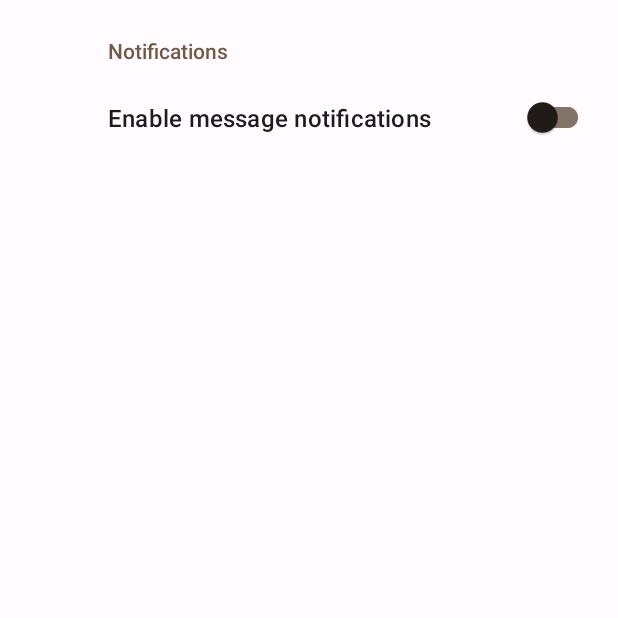
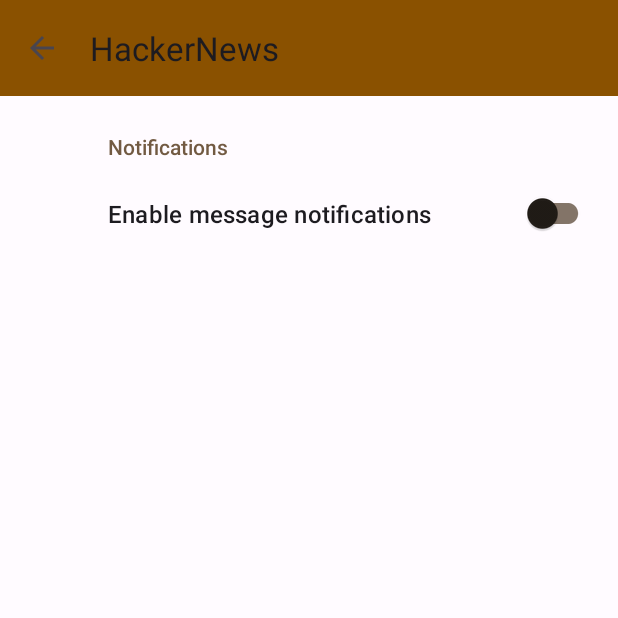
Before and after one commit to aeliusS/HackerNews, an Android app: the screen it shows after launch (SettingsActivity), in the options menu, after a tap on "Settings", on a phone screen of 412 x 824 dp, the top half of it. Run offline under Robolectric (Android 15) with nearby library versions, the phone set to English and light mode, and no system bars; our stand-ins replace Dagger/Hilt's generated code, androidx.preference, data binding, navigation-ui.

Commit message:
updated toolbar and settings nav

```diff
--- a/app/src/main/AndroidManifest.xml
+++ b/app/src/main/AndroidManifest.xml
@@ -14,7 +14,7 @@
         android:theme="@style/Theme.HackerNews"
         tools:targetApi="33">
         <activity
-            android:name=".NewsActivity"
+            android:name=".MainActivity"
             android:exported="true">
             <intent-filter>
                 <action android:name="android.intent.action.MAIN" />
--- /dev/null
+++ b/app/src/main/java/com/example/android/hackernews/MainActivity.kt
@@ -0,0 +1,40 @@
+package com.example.android.hackernews
+
+import androidx.appcompat.app.AppCompatActivity
+import android.os.Bundle
+import androidx.core.view.WindowCompat
+import androidx.databinding.DataBindingUtil.setContentView
+import androidx.navigation.fragment.NavHostFragment
+import androidx.navigation.ui.AppBarConfiguration
+import androidx.navigation.ui.navigateUp
+import androidx.navigation.ui.setupActionBarWithNavController
+import com.example.android.hackernews.databinding.ActivityMainBinding
+import dagger.hilt.android.AndroidEntryPoint
+
+@AndroidEntryPoint
+class MainActivity : AppCompatActivity() {
+    private lateinit var appBarConfiguration: AppBarConfiguration
+    private lateinit var binding: ActivityMainBinding
+    private val navController by lazy {
+        val navHostFragment =
+            supportFragmentManager.findFragmentById(R.id.nav_host_fragment) as NavHostFragment
+        navHostFragment.navController
+    }
+
+    override fun onCreate(savedInstanceState: Bundle?) {
+        super.onCreate(savedInstanceState)
+
+        // Displaying edge-to-edge
+        WindowCompat.setDecorFitsSystemWindows(window, false)
+
+        binding = setContentView<ActivityMainBinding>(this, R.layout.activity_main)
+        setSupportActionBar(binding.topAppBar)
+
+        appBarConfiguration = AppBarConfiguration.Builder(R.id.newsListFragment).build()
+        setupActionBarWithNavController(navController, appBarConfiguration)
+    }
+
+    override fun onSupportNavigateUp(): Boolean {
+        return navController.navigateUp(appBarConfiguration) || super.onSupportNavigateUp()
+    }
+}
--- a/app/src/main/java/com/example/android/hackernews/NewsActivity.kt
+++ /dev/null
@@ -1,18 +0,0 @@
-package com.example.android.hackernews
-
-import androidx.appcompat.app.AppCompatActivity
-import android.os.Bundle
-import androidx.core.view.WindowCompat
-import dagger.hilt.android.AndroidEntryPoint
-
-@AndroidEntryPoint
-class NewsActivity : AppCompatActivity() {
-    override fun onCreate(savedInstanceState: Bundle?) {
-        super.onCreate(savedInstanceState)
-
-        // Displaying edge-to-edge
-        WindowCompat.setDecorFitsSystemWindows(window, false)
-
-        setContentView(R.layout.activity_main)
-    }
-}
--- a/app/src/main/java/com/example/android/hackernews/newslist/NewsListFragment.kt
+++ b/app/src/main/java/com/example/android/hackernews/newslist/NewsListFragment.kt
@@ -1,11 +1,11 @@
 package com.example.android.hackernews.newslist
 
 import android.os.Bundle
-import android.view.LayoutInflater
-import android.view.MenuItem
-import android.view.View
-import android.view.ViewGroup
+import android.view.*
+import androidx.core.view.MenuHost
+import androidx.core.view.MenuProvider
 import androidx.fragment.app.Fragment
+import androidx.lifecycle.Lifecycle
 import androidx.navigation.fragment.findNavController
 import com.example.android.hackernews.R
 import com.example.android.hackernews.databinding.FragmentNewsBinding
@@ -21,14 +21,27 @@ class NewsListFragment: Fragment() {
         savedInstanceState: Bundle?
     ): View {
         binding = FragmentNewsBinding.inflate(inflater, container, false)
-
-        binding.topAppBar.setOnMenuItemClickListener {handleMenuItems(it)}
         return binding.root
     }
 
+    override fun onViewCreated(view: View, savedInstanceState: Bundle?) {
+        super.onViewCreated(view, savedInstanceState)
+
+        // Set the lifecycle owner to the lifecycle of the view
+        binding.lifecycleOwner = this.viewLifecycleOwner
+        setupMenuOptions()
+    }
+
+    private fun setupMenuOptions() {
+        val menuHost: MenuHost = requireActivity()
+        menuHost.addMenuProvider(object : MenuProvider {
+            override fun onCreateMenu(menu: Menu, menuInflater: MenuInflater) {
+                menuInflater.inflate(R.menu.news_fragment_menu, menu)
+            }
+
             // TODO: finish menu
-    private fun handleMenuItems(menu: MenuItem): Boolean {
-        return when (menu.itemId) {
+            override fun onMenuItemSelected(menuItem: MenuItem): Boolean =
+                when (menuItem.itemId) {
                     R.id.search -> true
                     R.id.filter_news -> true
                     R.id.settings -> {
@@ -39,5 +52,6 @@ class NewsListFragment: Fragment() {
                     }
                     else -> false
                 }
+        }, viewLifecycleOwner, Lifecycle.State.RESUMED)
     }
 }
--- a/app/src/main/java/com/example/android/hackernews/settings/SettingsActivity.kt
+++ b/app/src/main/java/com/example/android/hackernews/settings/SettingsActivity.kt
@@ -1,14 +1,34 @@
 package com.example.android.hackernews.settings
 
+import android.content.Intent
 import android.os.Bundle
 import androidx.appcompat.app.AppCompatActivity
+import androidx.navigation.ui.AppBarConfiguration
 import com.example.android.hackernews.R
+import com.example.android.hackernews.databinding.ActivitySettingsBinding
+import androidx.databinding.DataBindingUtil.setContentView
+import androidx.navigation.fragment.NavHostFragment
+import com.example.android.hackernews.MainActivity
 import dagger.hilt.android.AndroidEntryPoint
 
 @AndroidEntryPoint
 class SettingsActivity: AppCompatActivity() {
+    private lateinit var binding: ActivitySettingsBinding
+
     override fun onCreate(savedInstanceState: Bundle?) {
         super.onCreate(savedInstanceState)
-        setContentView(R.layout.activity_settings)
+        binding = setContentView(this, R.layout.activity_settings)
+
+        setSupportActionBar(binding.topAppBarSettings)
+        supportActionBar?.setDisplayHomeAsUpEnabled(true)
     }
+
+    override fun onSupportNavigateUp(): Boolean {
+        val intent = Intent(this, MainActivity::class.java).apply {
+            addFlags(Intent.FLAG_ACTIVITY_CLEAR_TOP)
+        }
+        startActivity(intent)
+        return super.onSupportNavigateUp()
+    }
+
 }
--- a/app/src/main/res/layout/activity_settings.xml
+++ b/app/src/main/res/layout/activity_settings.xml
@@ -1,13 +1,30 @@
 <?xml version="1.0" encoding="utf-8"?>
-<androidx.constraintlayout.widget.ConstraintLayout xmlns:android="http://schemas.android.com/apk/res/android"
-    xmlns:tools="http://schemas.android.com/tools"
+<layout xmlns:android="http://schemas.android.com/apk/res/android"
     xmlns:app="http://schemas.android.com/apk/res-auto"
-    android:layout_width="match_parent"
-    android:layout_height="match_parent">
-    <androidx.fragment.app.FragmentContainerView
-        android:id="@+id/settingsContainer"
-        android:name="com.example.android.hackernews.settings.SettingsFragment"
+    xmlns:tools="http://schemas.android.com/tools">
+
+    <androidx.coordinatorlayout.widget.CoordinatorLayout
         android:layout_width="match_parent"
         android:layout_height="match_parent"
-        tools:layout="@xml/root_preferences" />
-</androidx.constraintlayout.widget.ConstraintLayout>
+        tools:context=".settings.SettingsActivity">
+
+        <com.google.android.material.appbar.AppBarLayout
+            android:layout_width="match_parent"
+            android:layout_height="wrap_content"
+            android:fitsSystemWindows="true">
+
+            <androidx.appcompat.widget.Toolbar
+                android:id="@+id/topAppBarSettings"
+                android:layout_width="match_parent"
+                android:layout_height="?attr/actionBarSize"
+                android:background="?attr/colorPrimaryVariant" />
+        </com.google.android.material.appbar.AppBarLayout>
+
+        <androidx.fragment.app.FragmentContainerView
+            android:id="@+id/settingsContainer"
+            android:name="com.example.android.hackernews.settings.SettingsFragment"
+            android:layout_width="match_parent"
+            android:layout_height="match_parent"
+            android:layout_marginTop="?attr/actionBarSize"/>
+    </androidx.coordinatorlayout.widget.CoordinatorLayout>
+</layout>
--- a/app/src/main/res/navigation/nav_graph.xml
+++ b/app/src/main/res/navigation/nav_graph.xml
@@ -8,7 +8,7 @@
     <fragment
         android:id="@+id/newsListFragment"
         android:name="com.example.android.hackernews.newslist.NewsListFragment"
-        android:label="NewsListFragment"
+        android:label="News"
         tools:layout="@layout/fragment_news">
         <action
             android:id="@+id/action_newsListFragment_to_settingsActivity"
@@ -17,6 +17,6 @@
     <activity
         android:id="@+id/settingsActivity"
         android:name="com.example.android.hackernews.settings.SettingsActivity"
-        android:label="SettingsActivity"
+        android:label="Settings"
         tools:layout="@layout/activity_settings"/>
 </navigation>
```
Also changed, not shown: app/src/main/res/layout/activity_main.xml (+24 -4 lines), app/src/main/res/layout/fragment_news.xml (+1 -21 lines), app/src/main/res/layout/fragment_settings.xml (added, +15 -0 lines), app/src/main/res/menu/news_fragment_menu.xml (renamed from app/src/main/res/menu/top_app_bar.xml). Lines whose indentation alone changed are shown as unchanged.
